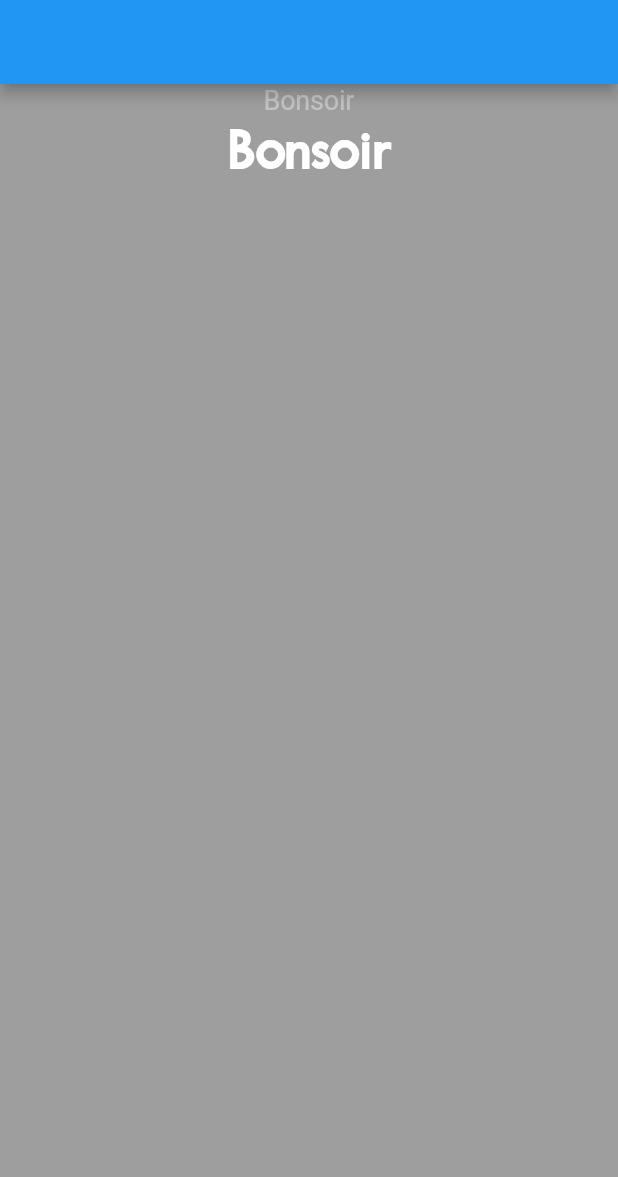
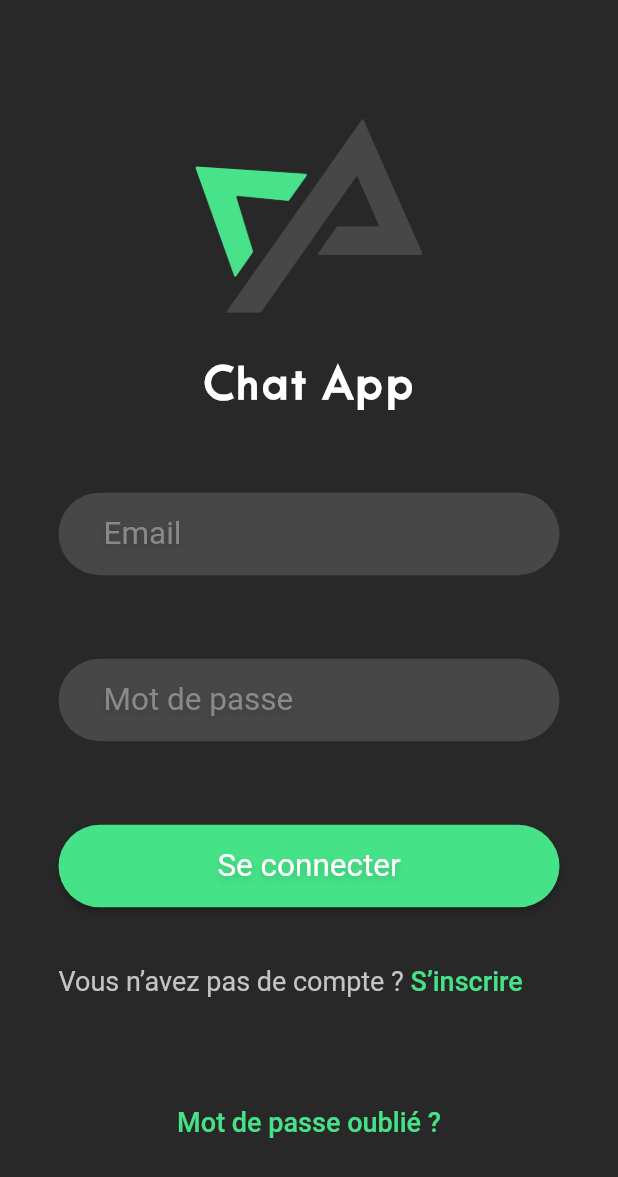
Before and after one commit to CaptainWeb1/my_message, a Flutter app: the screen it shows after launch, on a phone screen of 412 x 824 dp. Shown: the top 1177 px of the screen. Run offline on Flutter 3.47's test engine with Material 2 defaults, Android fonts, the phone set to English and light mode, and no system bars; Roboto replaces fonts that are missing (Sana).

Commit message:
Sign in screen UI, add app config, custom textfield, custom button, theme data

```diff
--- a/lib/main.dart
+++ b/lib/main.dart
@@ -1,4 +1,5 @@
 import 'package:flutter/material.dart';
+import 'package:my_message/resources/themes.dart';
 import 'package:my_message/screens/sign_in_screen.dart';
 
 void main() {
@@ -11,9 +12,7 @@ class MyApp extends StatelessWidget {
   Widget build(BuildContext context) {
     return MaterialApp(
       title: 'My Message',
-      theme: ThemeData(
-        primarySwatch: Colors.blue,
-      ),
+      theme: theme,
       home: SignInScreen(),
       debugShowCheckedModeBanner: false,
     );
--- a/lib/resources/strings.dart
+++ b/lib/resources/strings.dart
@@ -5,6 +5,7 @@ class Strings {
 
   //Authentication
   static const String email = "Email";
+  static const String password = "Mot de passe";
   static const String forgetPassword = "Mot de passe oublié ?";
   static const String noAccount = "Vous n’avez pas de compte ?";
   static const String alreadyAccount = "Vous avez déjà un compte ?";
@@ -15,6 +16,11 @@ class Strings {
   //Messages
   static const String tapMessage = "Tapez votre message…";
   static const String exampleDate = "13/05/21 - 18:50";
+}
+
+class ImagesPaths {
+
+  static const String logoPath = "assets/images/Logo-App-Createur-Pro-sombre.png";
 
 }
 
--- a/lib/resources/themes.dart
+++ b/lib/resources/themes.dart
@@ -3,7 +3,33 @@ import 'package:flutter/material.dart';
 
 ThemeData theme = ThemeData(
   fontFamily: 'Sana',
-  primaryColor: MyColors.primary
+  primaryColor: MyColors.primary,
+  scaffoldBackgroundColor: MyColors.backgroundPage,
+  appBarTheme: AppBarTheme(
+    backgroundColor: MyColors.containerColor
+  ),
+  textTheme: TextTheme(
+    headline1: MyTextStyles.title1,
+    bodyText1: MyTextStyles.body,
+    bodyText2: MyTextStyles.body,
+  ),
+  hoverColor: MyColors.hover,
+  buttonTheme: ButtonThemeData(
+    buttonColor: Colors.white,
+  ),
+  elevatedButtonTheme: ElevatedButtonThemeData(
+    style: TextButton.styleFrom(
+      backgroundColor: MyColors.primary,
+      textStyle: MyTextStyles.buttonText,
+      shape: RoundedRectangleBorder(
+        borderRadius: MyShapes.circularBorders
+      )
+    )
+  ),
+  iconTheme: IconThemeData(
+    color: MyColors.iconColors
+  ),
+  buttonColor: MyColors.primary
 );
 
 class MyColors {
@@ -18,22 +44,32 @@ class MyColors {
 class MyTextStyles {
   static const TextStyle title1 = const TextStyle(
     fontFamily: 'PureBold',
-    fontSize: 40,
+    fontSize: 34,
     color: const Color(0xffffffff),
-    letterSpacing: -0.48,
+    letterSpacing: 1.5,
     fontWeight: FontWeight.w700,
   );
   static const TextStyle body = const TextStyle(
     fontFamily: 'Sana',
     fontSize: 18,
     color: const Color(0xffc4c4c4),
-    letterSpacing: -0.14,
   );
   static const TextStyle buttonPlaceHolder = const TextStyle(
     fontFamily: 'Sana',
     fontSize: 21,
     color: const Color(0xff898989),
-    letterSpacing: -0.168,
+    shadows: [
+      Shadow(
+        color: const Color(0x29000000),
+        offset: Offset(0, 3),
+        blurRadius: 6,
+      )
+    ],
+  );
+  static const TextStyle buttonText = const TextStyle(
+    fontFamily: 'Sana',
+    fontSize: 21,
+    color: Colors.white,
     shadows: [
       Shadow(
         color: const Color(0x29000000),
@@ -46,7 +82,6 @@ class MyTextStyles {
     fontFamily: 'Sana',
     fontSize: 18,
     color: const Color(0xff46e288),
-    letterSpacing: -0.14,
   );
   static const TextStyle date = const TextStyle(
     fontFamily: 'Hiragino Sans',
@@ -55,3 +90,15 @@ class MyTextStyles {
   );
 
 }
+
+class MyShapes {
+
+  static BorderRadiusGeometry circularBorders = BorderRadius.circular(38.0);
+
+}
+
+class MySizes {
+
+  static double minimumHeightInputs = 55;
+
+}
--- a/lib/screens/sign_in_screen.dart
+++ b/lib/screens/sign_in_screen.dart
@@ -1,6 +1,10 @@
 
 import 'package:flutter/material.dart';
+import 'package:my_message/resources/strings.dart';
 import 'package:my_message/resources/themes.dart';
+import 'package:my_message/utils/app_config.dart';
+import 'package:my_message/widgets/button_widget.dart';
+import 'package:my_message/widgets/textfield_widget.dart';
 
 class SignInScreen extends StatelessWidget {
   const SignInScreen() : super();
@@ -8,20 +12,69 @@ class SignInScreen extends StatelessWidget {
   @override
   Widget build(BuildContext context) {
     return Scaffold(
-      appBar: AppBar(),
-      body: Container(
-        color: Colors.grey,
-        child: Center(
+      body: SingleChildScrollView(
+        child: Container(
+          height: AppConfig.heightScreen(context),
+          padding: const EdgeInsets.symmetric(vertical: 6.0, horizontal: 39),
           child: Column(
+            mainAxisAlignment: MainAxisAlignment.spaceBetween,
             children: [
-              Text(
-                "Bonsoir",
-                style: MyTextStyles.body,
+              Spacer(),
+              Expanded(
+                flex: 4,
+                child: Padding(
+                  padding: const EdgeInsets.all(10.0),
+                  child: Image.asset(ImagesPaths.logoPath),
+                )
               ),
-              Text(
-                "Bonsoir",
-                style: MyTextStyles.title1,
+              Expanded(
+                child: Text(
+                  Strings.titleApp,
+                  style: Theme.of(context).textTheme.headline1,
+                ),
               ),
+              Spacer(),
+              Expanded(
+                flex: 6,
+                child: Column(
+                  mainAxisAlignment: MainAxisAlignment.spaceBetween,
+                  children: [
+                    TextFieldWidget(hintText: Strings.email,),
+                    TextFieldWidget(hintText: Strings.password,),
+                    ButtonWidget(buttonText: Strings.signIn,),
+                  ],
+                ),
+              ),
+              SizedBox(height: 25,),
+              Row(
+                children: [
+                  Text(
+                    Strings.noAccount
+                  ),
+                  TextButton(
+                    onPressed: () => print("rien"),
+                    style: TextButton.styleFrom(
+                        padding: EdgeInsets.zero
+                    ),
+                    child: Text(
+                      " " + Strings.signUp,
+                      style: MyTextStyles.bodyLink,
+                    ),
+                  ),
+                ],
+              ),
+              Spacer(),
+              TextButton(
+                onPressed: () => print("rien"),
+                child: Text(
+                  Strings.forgetPassword,
+                  style: MyTextStyles.bodyLink,
+                ),
+                style: TextButton.styleFrom(
+                    padding: EdgeInsets.zero
+                ),
+              ),
+              Spacer()
             ],
           ),
         ),
--- /dev/null
+++ b/lib/utils/app_config.dart
@@ -0,0 +1,10 @@
+
+import 'package:flutter/cupertino.dart';
+
+class AppConfig {
+
+  static double heightScreen(BuildContext context) {
+    return MediaQuery.of(context).size.height;
+  }
+
+}
--- a/lib/widgets/button_widget.dart
+++ b/lib/widgets/button_widget.dart
@@ -1,15 +1,26 @@
 
 import 'package:flutter/material.dart';
+import 'package:my_message/resources/themes.dart';
 
 class ButtonWidget extends StatelessWidget {
-  const ButtonWidget({required Key key}) : super(key: key);
+
+  final String buttonText;
+
+  const ButtonWidget({Key? key, required this.buttonText}) : super(key: key);
 
   @override
   Widget build(BuildContext context) {
-    return Container(
-      decoration: BoxDecoration(
-        borderRadius: BorderRadius.circular(38.0),
-        color: const Color(0xfe46e288),
+    return ElevatedButton(
+      onPressed: () => print("rien"),
+      child: Container(
+        alignment: Alignment.center,
+        width: double.infinity,
+        constraints: BoxConstraints(
+            minHeight: MySizes.minimumHeightInputs
+        ),
+        child: Text(
+          buttonText,
+        ),
       ),
     );
   }
--- /dev/null
+++ b/lib/widgets/textfield_widget.dart
@@ -0,0 +1,36 @@
+
+import 'package:flutter/material.dart';
+import 'package:my_message/resources/themes.dart';
+
+class TextFieldWidget extends StatelessWidget {
+
+  final String hintText;
+
+  const TextFieldWidget({
+    Key? key,
+    required this.hintText,
+  }) : super(key: key);
+
+  @override
+  Widget build(BuildContext context) {
+    return Container(
+      alignment: Alignment.center,
+      decoration: BoxDecoration(
+        borderRadius: MyShapes.circularBorders,
+        color: MyColors.containerColor,
+      ),
+      constraints: BoxConstraints(
+          minHeight: MySizes.minimumHeightInputs
+      ),
+      child: TextField(
+        decoration: InputDecoration(
+            fillColor: MyColors.containerColor,
+            hintText: hintText,
+            hintStyle: MyTextStyles.buttonPlaceHolder,
+            contentPadding: EdgeInsets.symmetric(horizontal: 30),
+            border: InputBorder.none
+        ),
+      ),
+    );
+  }
+}
--- a/pubspec.yaml
+++ b/pubspec.yaml
@@ -45,9 +45,8 @@ flutter:
   uses-material-design: true
 
   # To add assets to your application, add an assets section, like this:
-  # assets:
-  #   - images/a_dot_burr.jpeg
-  #   - images/a_dot_ham.jpeg
+  assets:
+    - assets/images/Logo-App-Createur-Pro-sombre.png
 
   # An image asset can refer to one or more resolution-specific "variants", see
   # https://flutter.dev/assets-and-images/#resolution-aware.
```
Also changed, not shown: assets/images/Logo-App-Createur-Pro-sombre.png (added).
